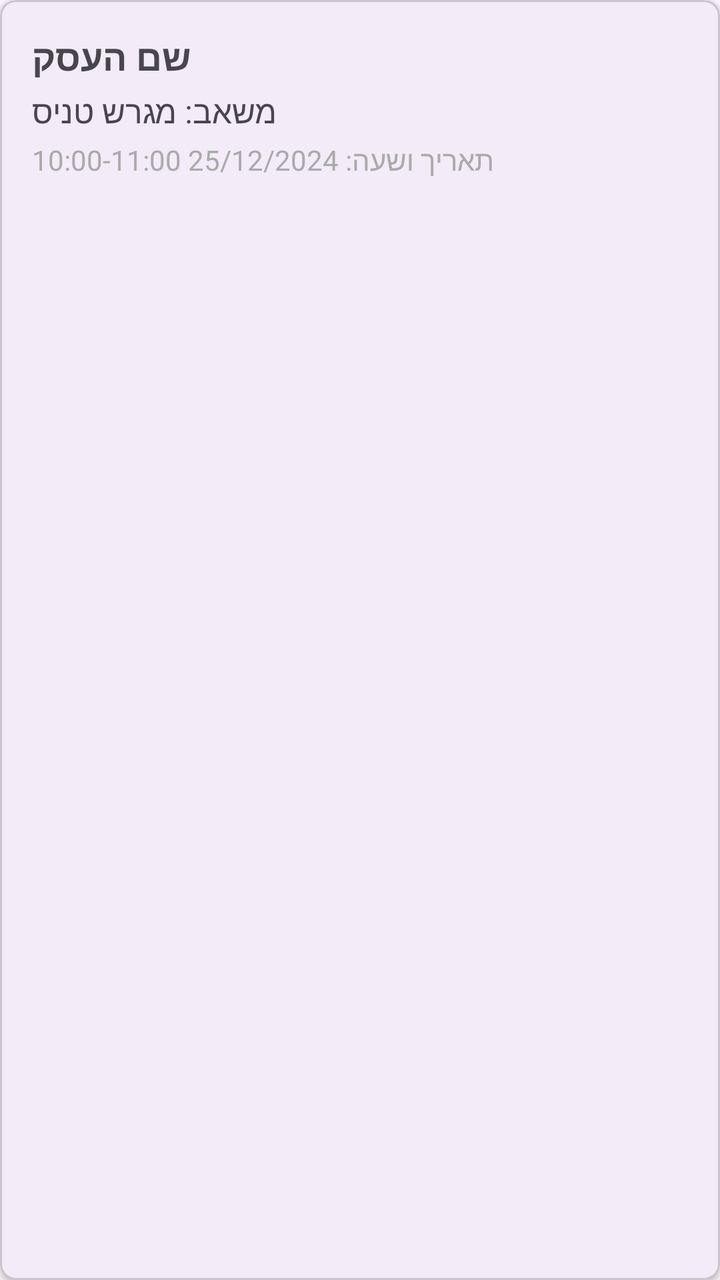
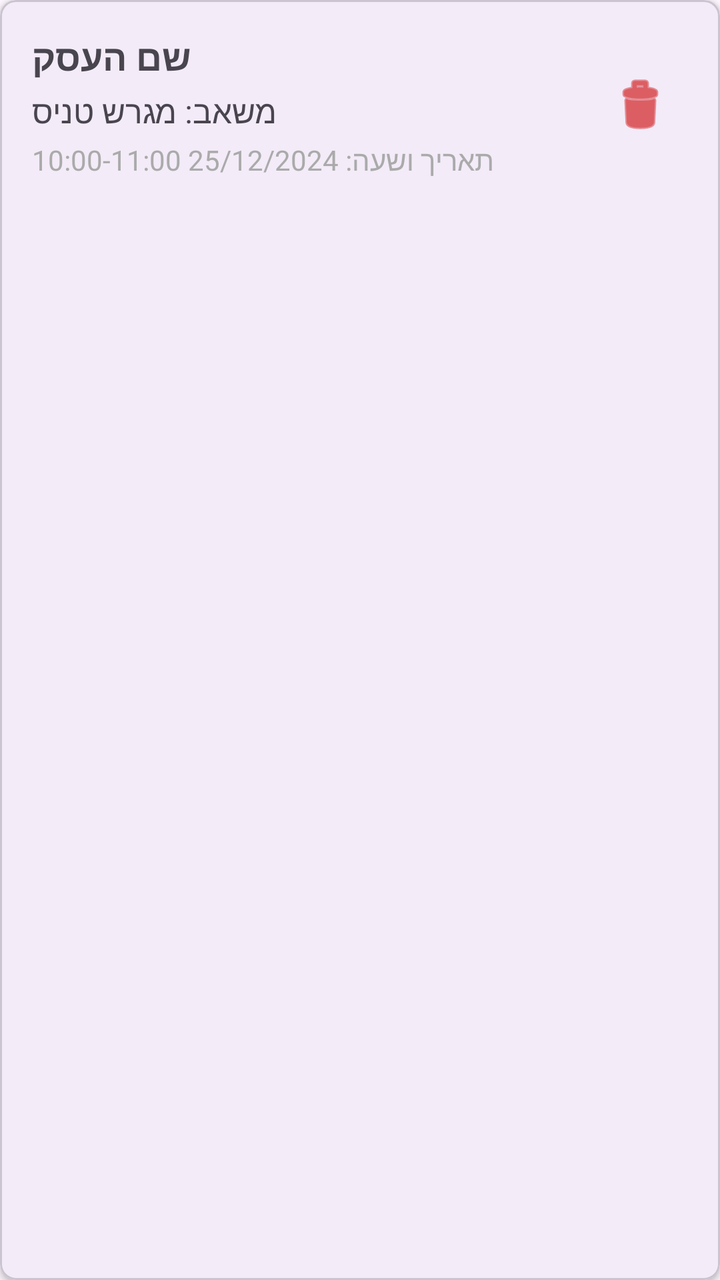

An Android layout rendered at two revisions. The XML below is the earlier revision; the diff shows what the commit changed to produce the second picture.
<!-- AndroidManifest.xml: application theme Theme.BookifyTry -->
<!-- res/layout/my_booking_item.xml -->
<?xml version="1.0" encoding="utf-8"?>
<com.google.android.material.card.MaterialCardView xmlns:android="http://schemas.android.com/apk/res/android"
    xmlns:app="http://schemas.android.com/apk/res-auto"
    android:layout_width="match_parent"
    android:layout_height="wrap_content"
    android:layout_margin="8dp"
    app:cardCornerRadius="8dp"
    app:cardElevation="2dp">

    <LinearLayout
        android:layout_width="match_parent"
        android:layout_height="wrap_content"
        android:orientation="vertical"
        android:padding="16dp">

        <TextView
            android:id="@+id/businessNameTextView"
            android:layout_width="wrap_content"
            android:layout_height="wrap_content"
            android:text="שם העסק"
            android:textSize="18sp"
            android:textStyle="bold" />

        <TextView
            android:id="@+id/resourceNameTextView"
            android:layout_width="wrap_content"
            android:layout_height="wrap_content"
            android:layout_marginTop="4dp"
            android:text="משאב: מגרש טניס"
            android:textSize="16sp" />

        <TextView
            android:id="@+id/dateTimeTextView"
            android:layout_width="wrap_content"
            android:layout_height="wrap_content"
            android:layout_marginTop="4dp"
            android:text="תאריך ושעה: 25/12/2024 10:00-11:00"
            android:textSize="14sp"
            android:textColor="@android:color/darker_gray" />

    </LinearLayout>

</com.google.android.material.card.MaterialCardView>
<!-- resources referenced by this layout -->
<resources>
  <style name="Theme.BookifyTry" parent="Base.Theme.BookifyTry" />
  <style name="Base.Theme.BookifyTry" parent="Theme.Material3.DayNight.NoActionBar">
          
          
      </style>
</resources>

<!-- the commit's change to res/layout/my_booking_item.xml (unified diff, before → after) -->
@@ -7,37 +7,55 @@
     app:cardCornerRadius="8dp"
     app:cardElevation="2dp">
 
-    <LinearLayout
+    <RelativeLayout
         android:layout_width="match_parent"
         android:layout_height="wrap_content"
-        android:orientation="vertical"
         android:padding="16dp">
 
-        <TextView
-            android:id="@+id/businessNameTextView"
-            android:layout_width="wrap_content"
+        <LinearLayout
+            android:layout_width="match_parent"
             android:layout_height="wrap_content"
-            android:text="שם העסק"
-            android:textSize="18sp"
-            android:textStyle="bold" />
+            android:layout_toStartOf="@id/deleteBookingButton"
+            android:orientation="vertical">
 
-        <TextView
-            android:id="@+id/resourceNameTextView"
-            android:layout_width="wrap_content"
-            android:layout_height="wrap_content"
-            android:layout_marginTop="4dp"
-            android:text="משאב: מגרש טניס"
-            android:textSize="16sp" />
+            <TextView
+                android:id="@+id/businessNameTextView"
+                android:layout_width="wrap_content"
+                android:layout_height="wrap_content"
+                android:text="שם העסק"
+                android:textSize="18sp"
+                android:textStyle="bold" />
 
-        <TextView
-            android:id="@+id/dateTimeTextView"
-            android:layout_width="wrap_content"
-            android:layout_height="wrap_content"
-            android:layout_marginTop="4dp"
-            android:text="תאריך ושעה: 25/12/2024 10:00-11:00"
-            android:textSize="14sp"
-            android:textColor="@android:color/darker_gray" />
+            <TextView
+                android:id="@+id/resourceNameTextView"
+                android:layout_width="wrap_content"
+                android:layout_height="wrap_content"
+                android:layout_marginTop="4dp"
+                android:text="משאב: מגרש טניס"
+                android:textSize="16sp" />
 
-    </LinearLayout>
+            <TextView
+                android:id="@+id/dateTimeTextView"
+                android:layout_width="wrap_content"
+                android:layout_height="wrap_content"
+                android:layout_marginTop="4dp"
+                android:text="תאריך ושעה: 25/12/2024 10:00-11:00"
+                android:textSize="14sp"
+                android:textColor="@android:color/darker_gray" />
+
+        </LinearLayout>
+
+        <ImageButton
+            android:id="@+id/deleteBookingButton"
+            android:layout_width="48dp"
+            android:layout_height="48dp"
+            android:layout_alignParentEnd="true"
+            android:layout_centerVertical="true"
+            android:background="?attr/selectableItemBackgroundBorderless"
+            android:contentDescription="ביטול הזמנה"
+            android:src="@android:drawable/ic_menu_delete"
+            app:tint="@android:color/holo_red_dark" />
+
+    </RelativeLayout>
 
 </com.google.android.material.card.MaterialCardView>
